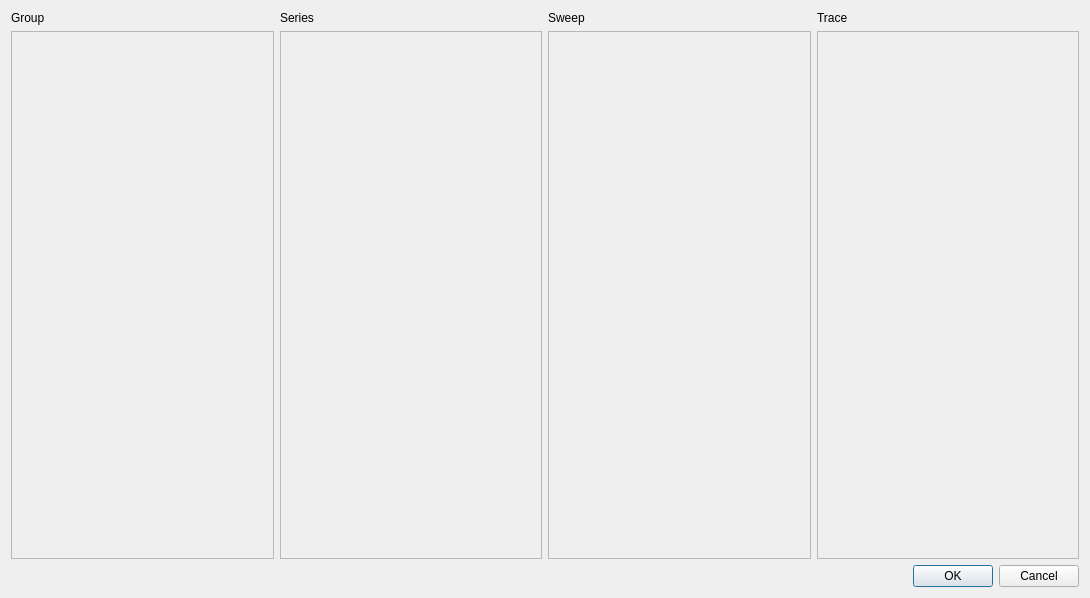
This is QtPMbrowser/DlgSelectParameters.ui in ChrisHal/PMbrowser as Qt 5 draws it before an edit. The edited form follows.
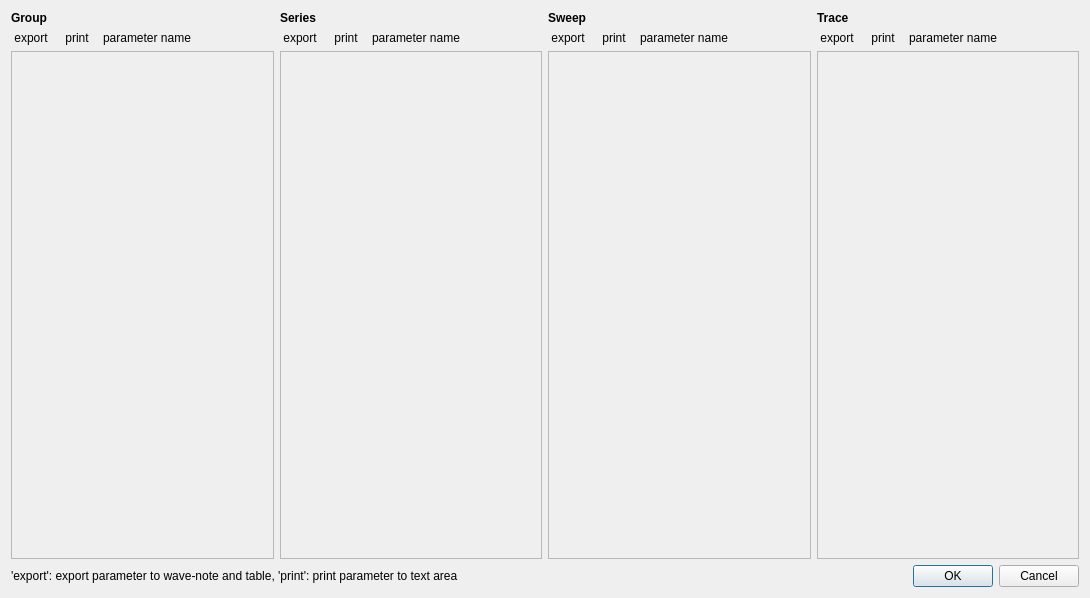
This is the edited form.

Commit message: improve (?) 'select parameters' dialog

Patch:
```diff
--- a/QtPMbrowser/DlgSelectParameters.ui
+++ b/QtPMbrowser/DlgSelectParameters.ui
@@ -14,6 +14,13 @@
    <string>Select Parameters</string>
   </property>
   <layout class="QGridLayout" name="gridLayout">
+   <item row="4" column="0" colspan="3">
+    <widget class="QLabel" name="label_5">
+     <property name="text">
+      <string>'export': export parameter to wave-note and table, 'print': print parameter to text area</string>
+     </property>
+    </widget>
+   </item>
    <item row="3" column="1">
     <widget class="QScrollArea" name="scrollAreaSer">
      <property name="widgetResizable">
@@ -24,38 +31,31 @@
        <rect>
         <x>0</x>
         <y>0</y>
-        <width>258</width>
-        <height>516</height>
+        <width>260</width>
+        <height>491</height>
        </rect>
       </property>
      </widget>
     </widget>
    </item>
-   <item row="3" column="3">
-    <widget class="QScrollArea" name="scrollAreaTr">
+   <item row="3" column="0">
+    <widget class="QScrollArea" name="scrollAreaGrp">
      <property name="widgetResizable">
       <bool>true</bool>
      </property>
-     <widget class="QWidget" name="scrollAreaWidgetContents_4">
+     <widget class="QWidget" name="scrollAreaWidgetContents">
       <property name="geometry">
        <rect>
         <x>0</x>
         <y>0</y>
-        <width>257</width>
-        <height>516</height>
+        <width>260</width>
+        <height>491</height>
        </rect>
       </property>
      </widget>
     </widget>
    </item>
-   <item row="1" column="1">
-    <widget class="QLabel" name="label_2">
-     <property name="text">
-      <string>Series</string>
-     </property>
-    </widget>
-   </item>
-   <item row="4" column="0" colspan="4">
+   <item row="4" column="3">
     <widget class="QDialogButtonBox" name="buttonBox">
      <property name="orientation">
       <enum>Qt::Horizontal</enum>
@@ -65,60 +65,275 @@
      </property>
     </widget>
    </item>
+   <item row="3" column="3">
+    <widget class="QScrollArea" name="scrollAreaTr">
+     <property name="widgetResizable">
+      <bool>true</bool>
+     </property>
+     <widget class="QWidget" name="scrollAreaWidgetContents_4">
+      <property name="geometry">
+       <rect>
+        <x>0</x>
+        <y>0</y>
+        <width>260</width>
+        <height>491</height>
+       </rect>
+      </property>
+     </widget>
+    </widget>
+   </item>
    <item row="1" column="0">
     <widget class="QLabel" name="label">
      <property name="text">
-      <string>Group</string>
+      <string>&lt;html&gt;&lt;head/&gt;&lt;body&gt;&lt;p&gt;&lt;span style=&quot; font-weight:600;&quot;&gt;Group&lt;/span&gt;&lt;/p&gt;&lt;/body&gt;&lt;/html&gt;</string>
+     </property>
+    </widget>
+   </item>
+   <item row="3" column="2">
+    <widget class="QScrollArea" name="scrollAreaSwp">
+     <property name="widgetResizable">
+      <bool>true</bool>
+     </property>
+     <widget class="QWidget" name="scrollAreaWidgetContents_3">
+      <property name="geometry">
+       <rect>
+        <x>0</x>
+        <y>0</y>
+        <width>259</width>
+        <height>491</height>
+       </rect>
+      </property>
+     </widget>
+    </widget>
+   </item>
+   <item row="1" column="1">
+    <widget class="QLabel" name="label_2">
+     <property name="text">
+      <string>&lt;html&gt;&lt;head/&gt;&lt;body&gt;&lt;p&gt;&lt;span style=&quot; font-weight:600;&quot;&gt;Series&lt;/span&gt;&lt;/p&gt;&lt;/body&gt;&lt;/html&gt;</string>
      </property>
     </widget>
    </item>
    <item row="1" column="2">
     <widget class="QLabel" name="label_3">
      <property name="text">
-      <string>Sweep</string>
+      <string>&lt;html&gt;&lt;head/&gt;&lt;body&gt;&lt;p&gt;&lt;span style=&quot; font-weight:600;&quot;&gt;Sweep&lt;/span&gt;&lt;/p&gt;&lt;/body&gt;&lt;/html&gt;</string>
      </property>
     </widget>
    </item>
    <item row="1" column="3">
     <widget class="QLabel" name="label_4">
      <property name="text">
-      <string>Trace</string>
+      <string>&lt;html&gt;&lt;head/&gt;&lt;body&gt;&lt;p&gt;&lt;span style=&quot; font-weight:600;&quot;&gt;Trace&lt;/span&gt;&lt;/p&gt;&lt;/body&gt;&lt;/html&gt;</string>
      </property>
     </widget>
    </item>
-   <item row="3" column="0">
-    <widget class="QScrollArea" name="scrollAreaGrp">
-     <property name="widgetResizable">
-      <bool>true</bool>
-     </property>
-     <widget class="QWidget" name="scrollAreaWidgetContents">
-      <property name="geometry">
-       <rect>
-        <x>0</x>
-        <y>0</y>
-        <width>257</width>
-        <height>516</height>
-       </rect>
-      </property>
-     </widget>
-    </widget>
+   <item row="2" column="0">
+    <layout class="QHBoxLayout" name="horizontalLayoutGrp" stretch="0,0,1">
+     <item>
+      <widget class="QLabel" name="label_8">
+       <property name="minimumSize">
+        <size>
+         <width>40</width>
+         <height>0</height>
+        </size>
+       </property>
+       <property name="maximumSize">
+        <size>
+         <width>40</width>
+         <height>16777215</height>
+        </size>
+       </property>
+       <property name="text">
+        <string>export</string>
+       </property>
+       <property name="alignment">
+        <set>Qt::AlignCenter</set>
+       </property>
+      </widget>
+     </item>
+     <item>
+      <widget class="QLabel" name="label_7">
+       <property name="minimumSize">
+        <size>
+         <width>40</width>
+         <height>0</height>
+        </size>
+       </property>
+       <property name="maximumSize">
+        <size>
+         <width>40</width>
+         <height>16777215</height>
+        </size>
+       </property>
+       <property name="text">
+        <string>print</string>
+       </property>
+       <property name="alignment">
+        <set>Qt::AlignCenter</set>
+       </property>
+      </widget>
+     </item>
+     <item>
+      <widget class="QLabel" name="label_6">
+       <property name="text">
+        <string>parameter name</string>
+       </property>
+       <property name="alignment">
+        <set>Qt::AlignLeading|Qt::AlignLeft|Qt::AlignVCenter</set>
+       </property>
+      </widget>
+     </item>
+    </layout>
    </item>
-   <item row="3" column="2">
-    <widget class="QScrollArea" name="scrollAreaSwp">
-     <property name="widgetResizable">
-      <bool>true</bool>
-     </property>
-     <widget class="QWidget" name="scrollAreaWidgetContents_3">
-      <property name="geometry">
-       <rect>
-        <x>0</x>
-        <y>0</y>
-        <width>267</width>
-        <height>516</height>
-       </rect>
-      </property>
-     </widget>
-    </widget>
+   <item row="2" column="1">
+    <layout class="QHBoxLayout" name="horizontalLayoutSer" stretch="0,0,1">
+     <item>
+      <widget class="QLabel" name="label_11">
+       <property name="minimumSize">
+        <size>
+         <width>40</width>
+         <height>0</height>
+        </size>
+       </property>
+       <property name="maximumSize">
+        <size>
+         <width>40</width>
+         <height>16777215</height>
+        </size>
+       </property>
+       <property name="text">
+        <string>export</string>
+       </property>
+       <property name="alignment">
+        <set>Qt::AlignCenter</set>
+       </property>
+      </widget>
+     </item>
+     <item>
+      <widget class="QLabel" name="label_10">
+       <property name="minimumSize">
+        <size>
+         <width>40</width>
+         <height>0</height>
+        </size>
+       </property>
+       <property name="maximumSize">
+        <size>
+         <width>40</width>
+         <height>16777215</height>
+        </size>
+       </property>
+       <property name="text">
+        <string>print</string>
+       </property>
+       <property name="alignment">
+        <set>Qt::AlignCenter</set>
+       </property>
+      </widget>
+     </item>
+     <item>
+      <widget class="QLabel" name="label_9">
+       <property name="text">
+        <string>parameter name</string>
+       </property>
+       <property name="alignment">
+        <set>Qt::AlignLeading|Qt::AlignLeft|Qt::AlignVCenter</set>
+       </property>
+      </widget>
+     </item>
+    </layout>
+   </item>
+   <item row="2" column="2">
+    <layout class="QHBoxLayout" name="horizontalLayoutSwp" stretch="0,0,1">
+     <item>
+      <widget class="QLabel" name="label_14">
+       <property name="minimumSize">
+        <size>
+         <width>40</width>
+         <height>0</height>
+        </size>
+       </property>
+       <property name="text">
+        <string>export</string>
+       </property>
+       <property name="alignment">
+        <set>Qt::AlignCenter</set>
+       </property>
+      </widget>
+     </item>
+     <item>
+      <widget class="QLabel" name="label_13">
+       <property name="minimumSize">
+        <size>
+         <width>40</width>
+         <height>0</height>
+        </size>
+       </property>
+       <property name="text">
+        <string>print</string>
+       </property>
+       <property name="alignment">
+        <set>Qt::AlignCenter</set>
+       </property>
+      </widget>
+     </item>
+     <item>
+      <widget class="QLabel" name="label_12">
+       <property name="text">
+        <string>parameter name</string>
+       </property>
+       <property name="alignment">
+        <set>Qt::AlignLeading|Qt::AlignLeft|Qt::AlignVCenter</set>
+       </property>
+      </widget>
+     </item>
+    </layout>
+   </item>
+   <item row="2" column="3">
+    <layout class="QHBoxLayout" name="horizontalLayoutTr" stretch="0,0,1">
+     <item>
+      <widget class="QLabel" name="label_17">
+       <property name="minimumSize">
+        <size>
+         <width>40</width>
+         <height>0</height>
+        </size>
+       </property>
+       <property name="text">
+        <string>export</string>
+       </property>
+       <property name="alignment">
+        <set>Qt::AlignCenter</set>
+       </property>
+      </widget>
+     </item>
+     <item>
+      <widget class="QLabel" name="label_16">
+       <property name="minimumSize">
+        <size>
+         <width>40</width>
+         <height>0</height>
+        </size>
+       </property>
+       <property name="text">
+        <string>print</string>
+       </property>
+       <property name="alignment">
+        <set>Qt::AlignCenter</set>
+       </property>
+      </widget>
+     </item>
+     <item>
+      <widget class="QLabel" name="label_15">
+       <property name="text">
+        <string>parameter name</string>
+       </property>
+       <property name="alignment">
+        <set>Qt::AlignLeading|Qt::AlignLeft|Qt::AlignVCenter</set>
+       </property>
+      </widget>
+     </item>
+    </layout>
    </item>
   </layout>
  </widget>
```
The commit also changes 2 other files.
